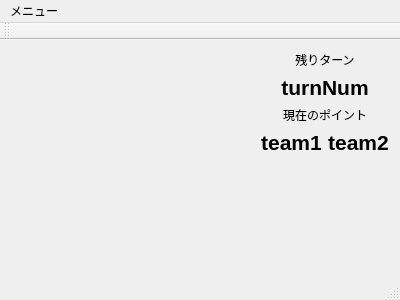
Qt form solver/Qt/mainwindow.ui (Yuya-003/Procon29) before a commit.
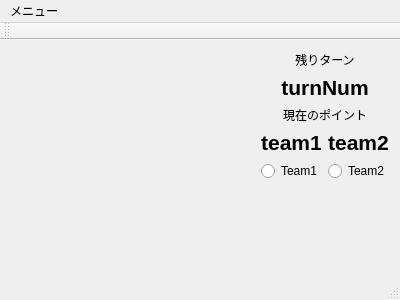
The same form after that commit. Custom widgets are drawn as their Qt base class.

What changed in the file:
```diff
--- a/solver/Qt/mainwindow.ui
+++ b/solver/Qt/mainwindow.ui
@@ -191,6 +191,24 @@
         </item>
        </layout>
       </item>
+      <item>
+       <layout class="QHBoxLayout" name="horizontalLayout_2">
+        <item>
+         <widget class="QRadioButton" name="radioButton_Team1">
+          <property name="text">
+           <string>Team1</string>
+          </property>
+         </widget>
+        </item>
+        <item>
+         <widget class="QRadioButton" name="radioButton_Team2">
+          <property name="text">
+           <string>Team2</string>
+          </property>
+         </widget>
+        </item>
+       </layout>
+      </item>
       <item>
        <spacer name="verticalSpacer">
         <property name="orientation">
```
Left out of the diff: 2 changed lines with no effect on the pictures.
